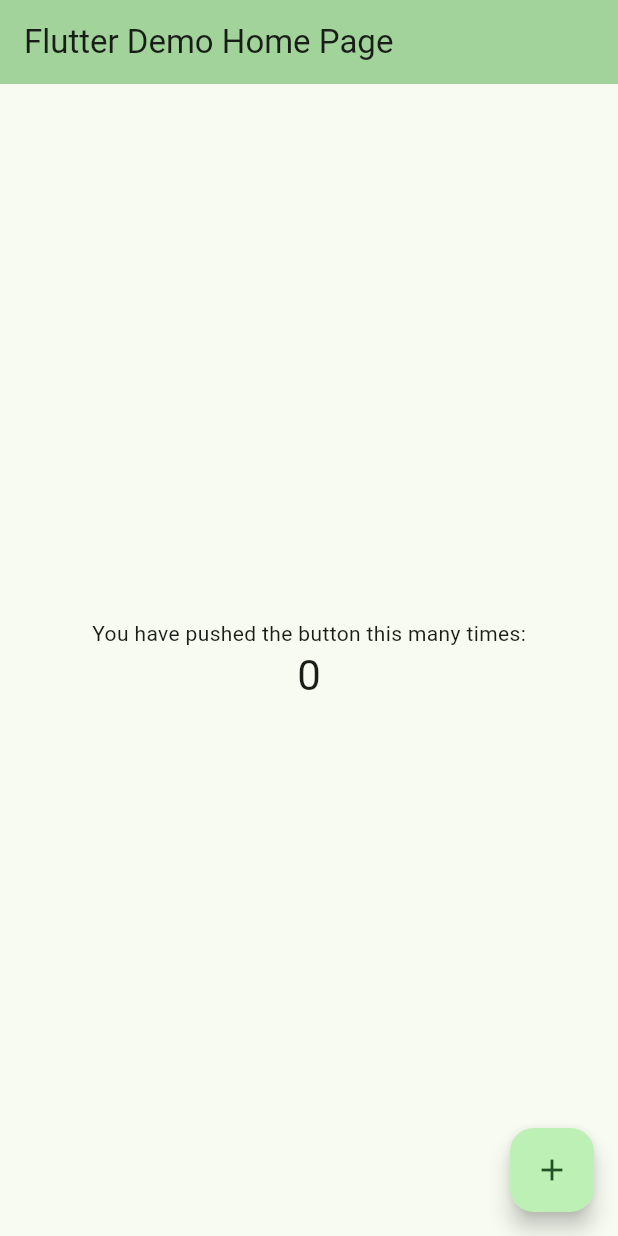
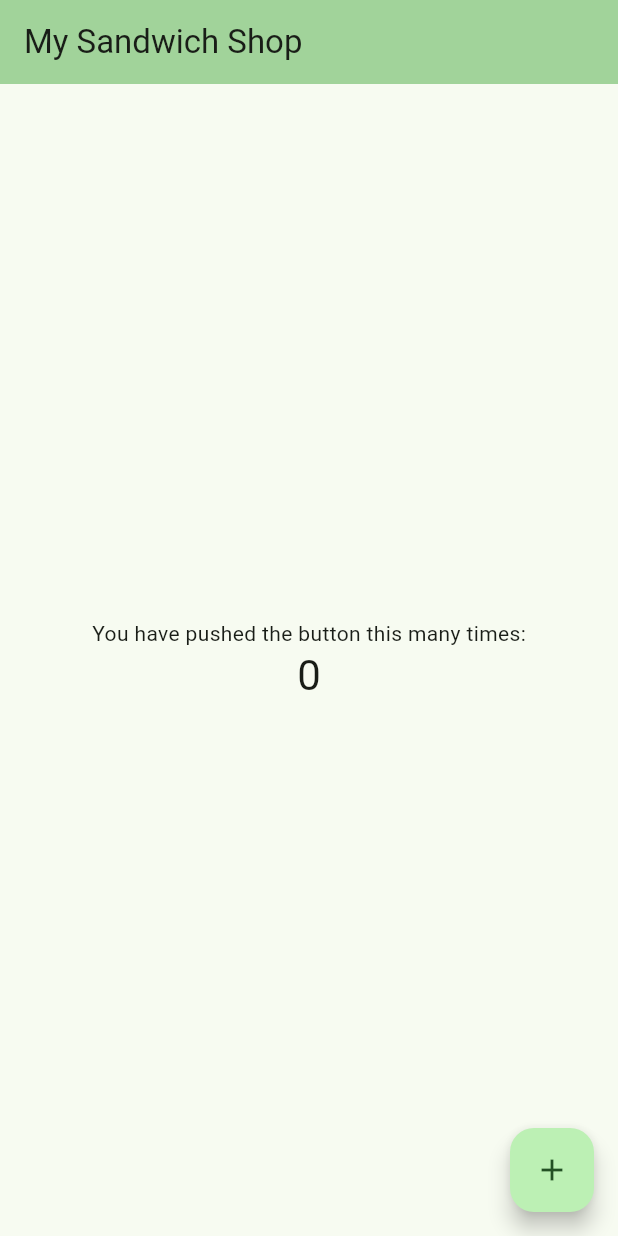
Before and after one commit to AlperO06/sandwich_shop, a Flutter app: the screen it shows after launch, on a phone screen of 412 x 824 dp. Run offline on Flutter 3.47's test engine with Material 3 defaults, Android fonts, the phone set to English and light mode, and no system bars.

Commit message:
update home page title to 'My Sandwich Shop'

```diff
--- a/lib/main.dart
+++ b/lib/main.dart
@@ -30,7 +30,7 @@ class MyApp extends StatelessWidget {
         // tested with just a hot reload.
         colorScheme: ColorScheme.fromSeed(seedColor: Colors.green),
       ),
-      home: const MyHomePage(title: 'Flutter Demo Home Page'),
+      home: const MyHomePage(title: 'My Sandwich Shop'),
     );
   }
 }
```
